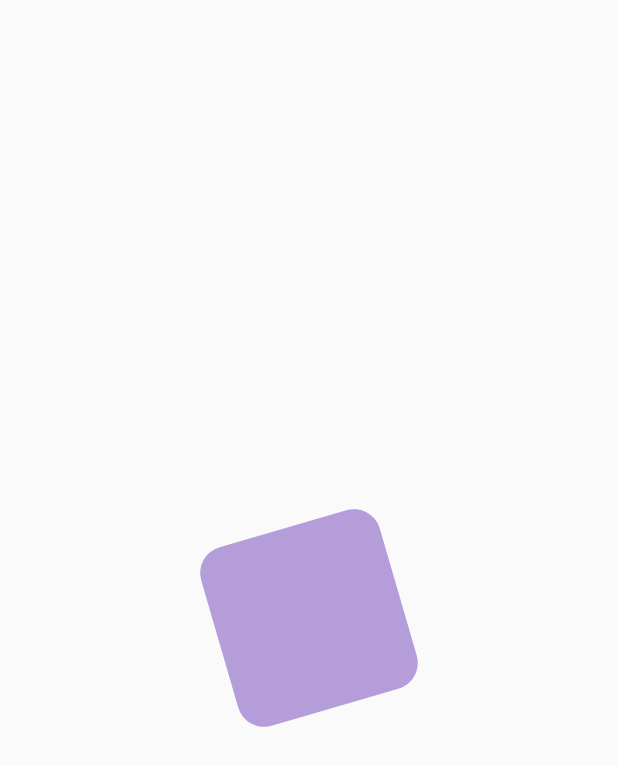
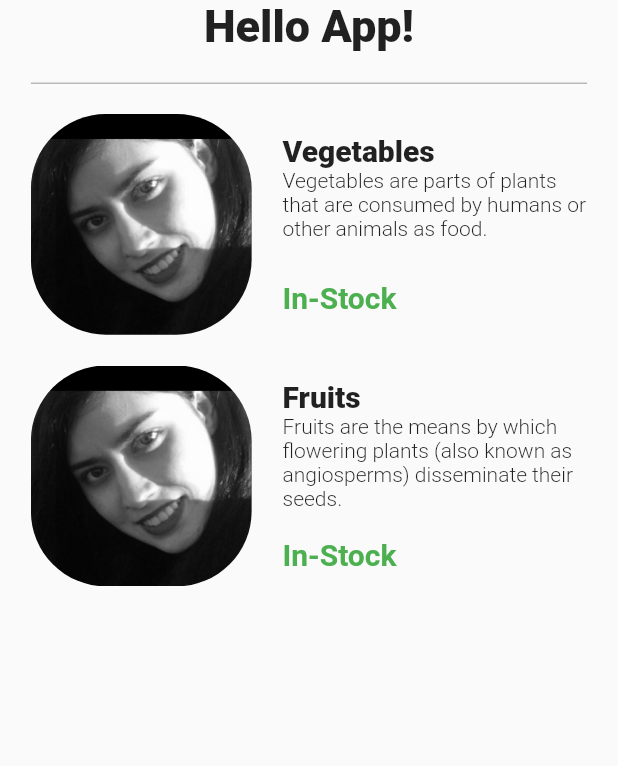
Before and after one commit to helenaAfshari/animations_flutter, a Flutter app: the screen it shows after launch, on a phone screen of 412 x 824 dp. Shown: the top 766 px of the screen. Run offline on Flutter 3.47's test engine with Material 2 defaults, Android fonts, the phone set to English and light mode, and no system bars.

Commit message:
hero_animation

```diff
--- /dev/null
+++ b/lib/hero_anim.dart
@@ -0,0 +1,134 @@
+
+import 'package:animations/details_hero_screen.dart';
+import 'package:animations/gen/assets.gen.dart';
+import 'package:flutter/material.dart';
+
+
+class HomeScreen extends StatefulWidget {
+  const HomeScreen({Key? key}) : super(key: key);
+
+  @override
+  State<HomeScreen> createState() => _HomeScreenState();
+}
+
+class _HomeScreenState extends State<HomeScreen> {
+  double screenWidth = 0;
+  double screenHeight = 0;
+
+  @override
+  Widget build(BuildContext context) {
+    screenHeight = MediaQuery.of(context).size.height;
+    screenWidth = MediaQuery.of(context).size.width;
+
+    return Scaffold(
+      body: SafeArea(
+        child: Padding(
+          padding: EdgeInsets.symmetric(
+            horizontal: screenWidth / 20,
+          ),
+          child: Column(
+            children: [
+              const Text(
+                "Hello App!",
+                style: TextStyle(
+                  fontWeight: FontWeight.w900,
+                  color: Colors.black87,
+                  fontSize: 30,
+                ),
+              ),
+              Container(
+                color: Colors.black26,
+                width: screenWidth,
+                height: 1,
+                margin: const EdgeInsets.symmetric(
+                  vertical: 20,
+                ),
+              ),
+              item("vegetables.jpg", "Vegetables", "Vegetables are parts of plants that are consumed by humans or other animals as food.", "Vegetables are parts of plants that are consumed by humans or other animals as food. The original meaning is still commonly used and is applied to plants collectively to refer to all edible plant matter, including the flowers, fruits, stems, leaves, roots, and seeds. An alternative definition of the term is applied somewhat arbitrarily, often by culinary and cultural tradition. It may exclude foods derived from some plants that are fruits, flowers, nuts, and cereal grains, but include savoury fruits such as tomatoes and courgettes, flowers such as broccoli, and seeds such as pulses."),
+              item("fruits.jpg", "Fruits", "Fruits are the means by which flowering plants (also known as angiosperms) disseminate their seeds.", "Fruits are the means by which flowering plants (also known as angiosperms) disseminate their seeds. Edible fruits in particular have long propagated using the movements of humans and animals in a symbiotic relationship that is the means for seed dispersal for the one group and nutrition for the other; in fact, humans and many animals have become dependent on fruits as a source of food.[1] Consequently, fruits account for a substantial fraction of the world's agricultural output, and some (such as the apple and the pomegranate) have acquired extensive cultural and symbolic meanings."),
+            ],
+          ),
+        ),
+      ),
+    );
+  }
+
+  Widget item(String asset, String title, String desc, String fullDesc) {
+    return GestureDetector(
+      onTap: () {
+        Navigator.of(context).push(
+          MaterialPageRoute(
+            builder: (context) => DetailScreen(
+              asset: asset,
+              tag: title,
+              fullDesc: fullDesc,
+            ),
+          ),
+        );
+      },
+      child: Container(
+        height: screenWidth / 2.8,
+        width: screenWidth,
+        margin: EdgeInsets.only(
+          bottom: screenWidth / 20,
+        ),
+        child: Row(
+          children: [
+            Hero(
+              tag: title,
+              child: Container(
+                width: screenWidth / 2.8,
+                height: screenWidth / 2.8,
+                margin: EdgeInsets.only(
+                  right: screenWidth / 20,
+                ),
+                child: ClipRRect(
+                  borderRadius: BorderRadius.circular(50),
+                  child: Image(image: Image.asset(Assets.images.hln.path).image,)
+                ),
+              ),
+            ),
+            Expanded(
+              child: Column(
+                crossAxisAlignment: CrossAxisAlignment.start,
+                mainAxisAlignment: MainAxisAlignment.spaceAround,
+                children: [
+                  Column(
+                    crossAxisAlignment: CrossAxisAlignment.start,
+                    children: [
+                      Text(
+                        title,
+                        style: const TextStyle(
+                          fontWeight: FontWeight.w900,
+                          color: Colors.black87,
+                          fontSize: 20,
+                        ),
+                      ),
+                      Text(
+                        desc,
+                        style: const TextStyle(
+                          fontWeight: FontWeight.w300,
+                          color: Colors.black87,
+                          fontSize: 14,
+                        ),
+                      ),
+                    ],
+                  ),
+                  const Text(
+                    "In-Stock",
+                    style: TextStyle(
+                      fontWeight: FontWeight.w600,
+                      color: Colors.green,
+                      fontSize: 20,
+                    ),
+                  ),
+                ],
+              ),
+            ),
+          ],
+        ),
+      ),
+    );
+  }
+
+}
--- a/lib/main.dart
+++ b/lib/main.dart
@@ -1,4 +1,5 @@
 import 'package:animations/explicity_anim.dart';
+import 'package:animations/hero_anim.dart';
 import 'package:animations/move_anim.dart';
 import 'package:animations/rotation_anim.dart';
 import 'package:animations/scale_anim.dart';
@@ -18,7 +19,7 @@ class MyApp extends StatelessWidget {
   @override
   Widget build(BuildContext context) {
     return MaterialApp(
-      home:  TwinAnim(),
+      home:  HomeScreen(),
     );
   }
 }
```
Also changed, not shown: lib/details_hero_screen.dart (added, +87 -0 lines).
